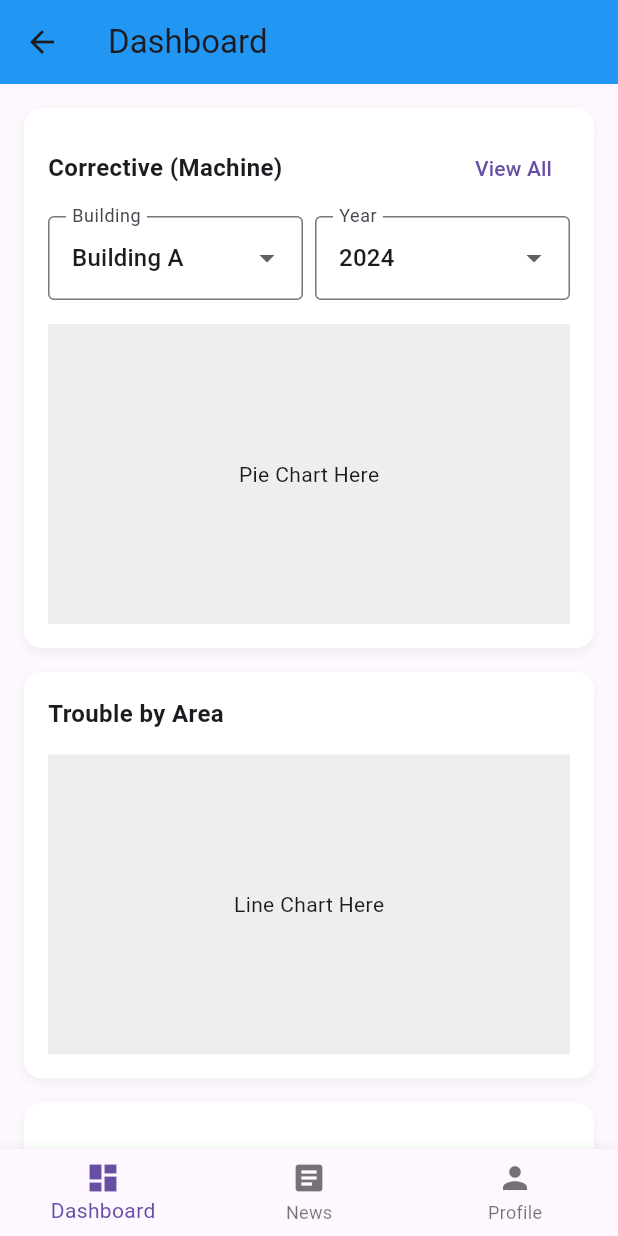
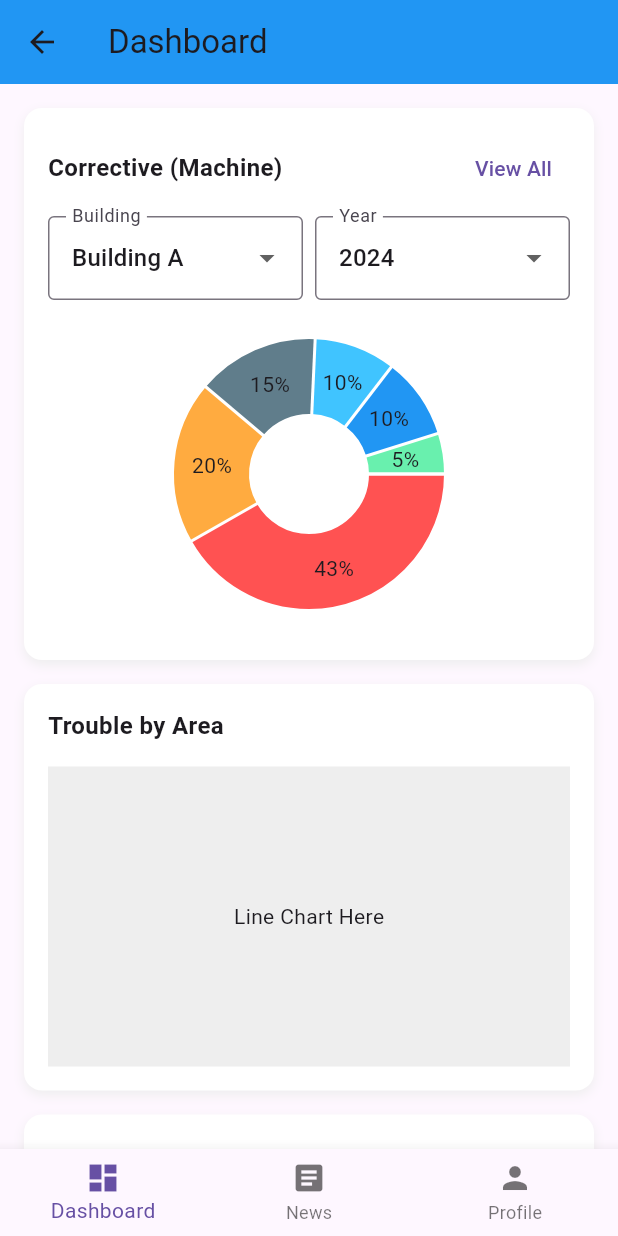
Before and after one commit to finvalnnk14/technical_test, a Flutter app: the DashboardPage screen opened directly, on a phone screen of 412 x 824 dp. Run offline on Flutter 3.47's test engine with Material 3 defaults, Android fonts, the phone set to English and light mode, and no system bars; drawn by our look-alikes of fl_chart.

Commit message:
update dashboard

```diff
--- a/lib/dashboard.dart
+++ b/lib/dashboard.dart
@@ -1,8 +1,59 @@
 import 'package:flutter/material.dart';
+import 'package:fl_chart/fl_chart.dart';
 
-class DashboardPage extends StatelessWidget {
+class DashboardPage extends StatefulWidget {
+  @override
+  State<DashboardPage> createState() => _DashboardPageState();
+}
+
+class _DashboardPageState extends State<DashboardPage> {
+  int? touchedIndex;
+
+  final List<PieChartSectionData> pieChartData = [
+    PieChartSectionData(
+      color: Colors.redAccent,
+      value: 43,
+      title: '43%',
+      radius: 50,
+    ),
+    PieChartSectionData(
+      color: Colors.orangeAccent,
+      value: 20,
+      title: '20%',
+      radius: 50,
+    ),
+    PieChartSectionData(
+      color: Colors.blueGrey,
+      value: 15,
+      title: '15%',
+      radius: 50,
+    ),
+    PieChartSectionData(
+      color: Colors.lightBlueAccent,
+      value: 10,
+      title: '10%',
+      radius: 50,
+    ),
+    PieChartSectionData(
+      color: Colors.blue,
+      value: 10,
+      title: '10%',
+      radius: 50,
+    ),
+    PieChartSectionData(
+      color: Colors.greenAccent,
+      value: 5,
+      title: '5%',
+      radius: 50,
+    ),
+  ];
+
   @override
   Widget build(BuildContext context) {
+    final selectedSection = touchedIndex != null && touchedIndex! < pieChartData.length
+        ? pieChartData[touchedIndex!]
+        : null;
+
     return Scaffold(
       appBar: AppBar(
         title: const Text('Dashboard'),
@@ -23,7 +74,7 @@ class DashboardPage extends StatelessWidget {
                   BoxShadow(
                     color: Colors.grey.shade200,
                     blurRadius: 6,
-                    offset: Offset(0, 3),
+                    offset: const Offset(0, 3),
                   )
                 ],
               ),
@@ -85,14 +136,39 @@ class DashboardPage extends StatelessWidget {
                     ],
                   ),
                   const SizedBox(height: 16),
-                  // Pie Chart Placeholder
-                  Container(
+                  SizedBox(
                     height: 200,
-                    color: Colors.grey.shade200,
-                    child: const Center(
-                      child: Text('Pie Chart Here'),
+                    child: PieChart(
+                      PieChartData(
+                        sections: pieChartData,
+                        sectionsSpace: 2,
+                        centerSpaceRadius: 40,
+                        pieTouchData: PieTouchData(
+  touchCallback: (event, response) {
+    setState(() {
+      if (response == null ||
+          response.touchedSection == null ||
+          response.touchedSection!.touchedSectionIndex < 0) {
+        touchedIndex = null;
+      } else {
+        touchedIndex = response.touchedSection!.touchedSectionIndex;
+      }
+    });
+  },
+),
+
+                      ),
                     ),
                   ),
+                  const SizedBox(height: 8),
+                  if (selectedSection != null)
+                    Text(
+                      'Dipilih: ${selectedSection.title} (${selectedSection.value.toInt()})',
+                      style: const TextStyle(
+                        fontSize: 14,
+                        fontWeight: FontWeight.bold,
+                      ),
+                    ),
                 ],
               ),
             ),
@@ -108,7 +184,7 @@ class DashboardPage extends StatelessWidget {
                   BoxShadow(
                     color: Colors.grey.shade200,
                     blurRadius: 6,
-                    offset: Offset(0, 3),
+                    offset: const Offset(0, 3),
                   )
                 ],
               ),
@@ -145,7 +221,7 @@ class DashboardPage extends StatelessWidget {
                   BoxShadow(
                     color: Colors.grey.shade200,
                     blurRadius: 6,
-                    offset: Offset(0, 3),
+                    offset: const Offset(0, 3),
                   )
                 ],
               ),
--- a/pubspec.yaml
+++ b/pubspec.yaml
@@ -28,8 +28,10 @@ environment:
 # the latest version available on pub.dev. To see which dependencies have newer
 # versions available, run `flutter pub outdated`.
 dependencies:
+  fl_chart: ^0.66.0
   flutter:
     sdk: flutter
+
 
   # The following adds the Cupertino Icons font to your application.
   # Use with the CupertinoIcons class for iOS style icons.
```
Also changed, not shown: pubspec.lock.
